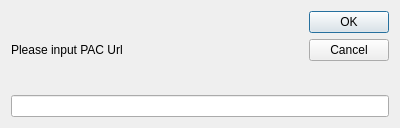
This is src/ui/PACUrlDialog.ui in joseph1002/shadowshuttle-deepin as Qt 5 draws it before an edit. The edited form follows.
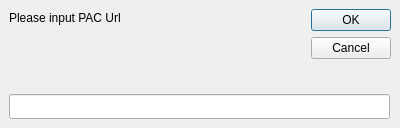
This is the edited form.

Patch:
```diff
--- a/src/ui/PACUrlDialog.ui
+++ b/src/ui/PACUrlDialog.ui
@@ -13,16 +13,28 @@
   <property name="windowTitle">
    <string>PACUrl</string>
   </property>
-  <layout class="QGridLayout" name="gridLayout">
-   <item row="0" column="0">
     <widget class="QLabel" name="label">
+   <property name="geometry">
+    <rect>
+     <x>9</x>
+     <y>9</y>
+     <width>114</width>
+     <height>17</height>
+    </rect>
+   </property>
      <property name="text">
       <string>Please input PAC Url</string>
      </property>
     </widget>
-   </item>
-   <item row="0" column="1">
     <widget class="QDialogButtonBox" name="buttonBox">
+   <property name="geometry">
+    <rect>
+     <x>311</x>
+     <y>9</y>
+     <width>80</width>
+     <height>56</height>
+    </rect>
+   </property>
      <property name="orientation">
       <enum>Qt::Vertical</enum>
      </property>
@@ -30,12 +42,20 @@
       <set>QDialogButtonBox::Cancel|QDialogButtonBox::Ok</set>
      </property>
     </widget>
-   </item>
-   <item row="1" column="0" colspan="2">
-    <widget class="QLineEdit" name="lineEdit"/>
-   </item>
-  </layout>
- </widget>
+  <widget class="QLineEdit" name="lineEdit">
+   <property name="geometry">
+    <rect>
+     <x>9</x>
+     <y>94</y>
+     <width>381</width>
+     <height>25</height>
+    </rect>
+   </property>
+  </widget>
+ </widget>
+ <tabstops>
+  <tabstop>lineEdit</tabstop>
+ </tabstops>
  <resources/>
  <connections>
   <connection>
```
Lines whose indentation alone changed are shown as unchanged.
